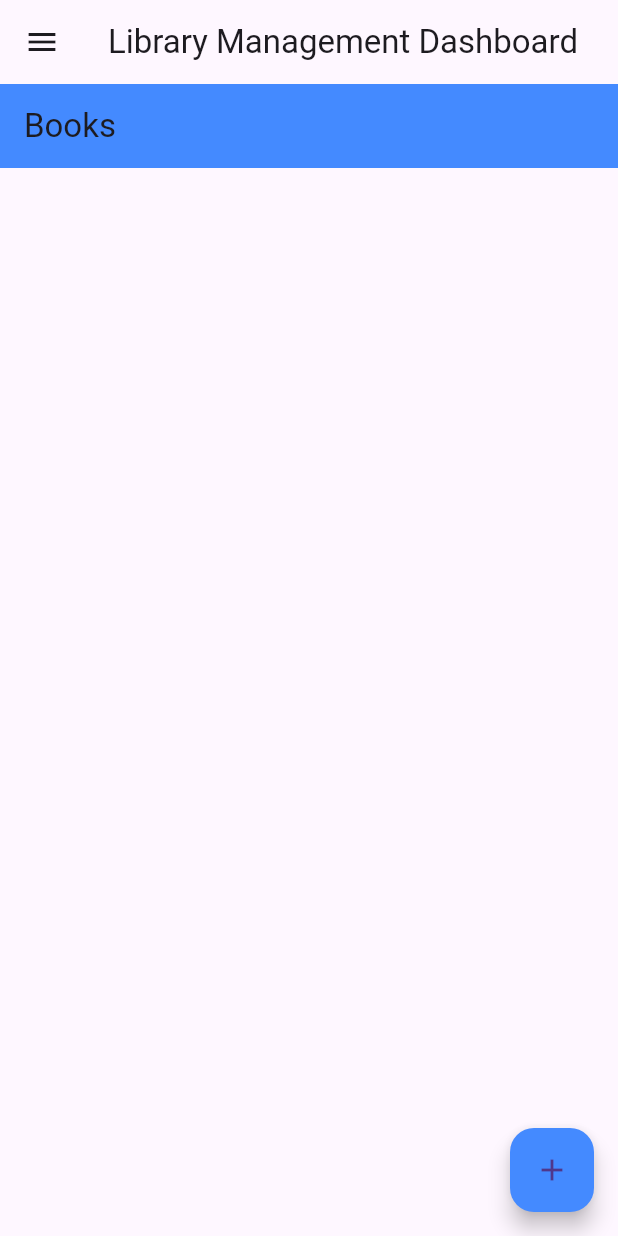
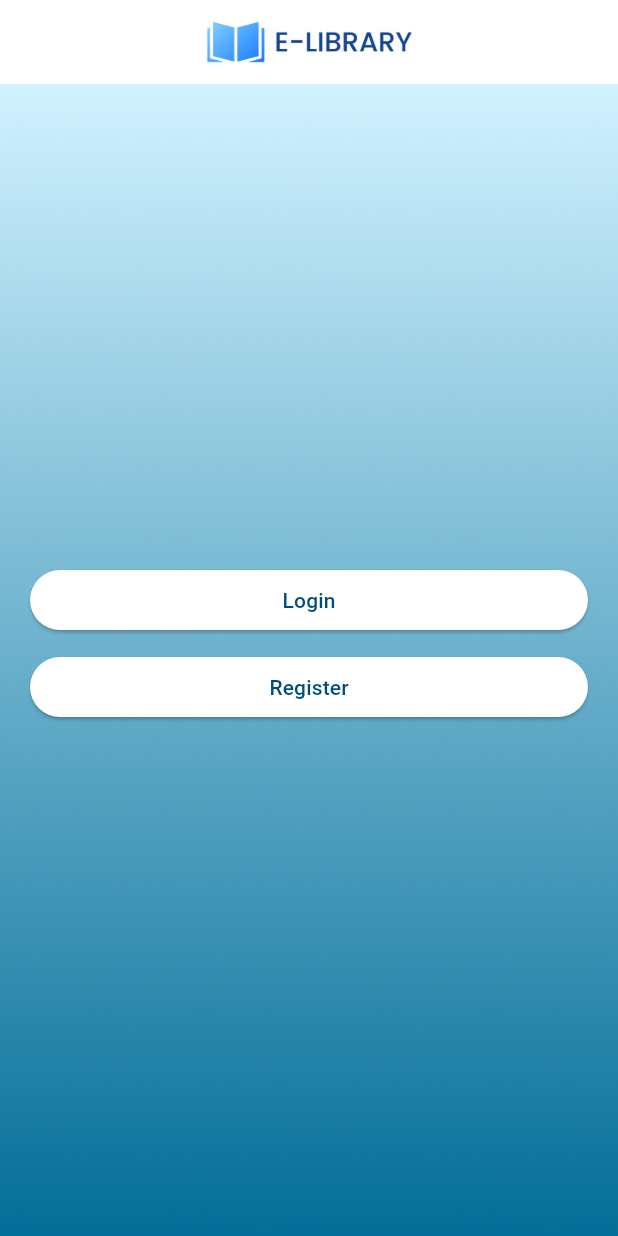
Before and after one commit to WinnieFelicia/projectuas, a Flutter app: the screen it shows after launch, on a phone screen of 412 x 824 dp. Run offline on Flutter 3.47's test engine with Material 3 defaults, Android fonts, the phone set to English and light mode, and no system bars.

Commit message:
projectuas
project

```diff
--- a/lib/main.dart
+++ b/lib/homepage.dart
@@ -1,8 +1,8 @@
 import 'package:flutter/material.dart';
-import 'buku_page.dart'; // Import BukuPage
-import 'member_page.dart'; // Import MemberPage
-import 'pinjaman_page.dart'; // Import PinjamanPage
-import 'pustakawan_page.dart'; // Import PustakawanPage
+import 'buku_page.dart';
+import 'member_page.dart';
+import 'pinjaman_page.dart';
+import 'pustakawan_page.dart';
 
 void main() {
   runApp(const MyApp());
@@ -31,10 +31,9 @@ class Dashboard extends StatefulWidget {
 }
 
 class _DashboardState extends State<Dashboard> {
-  int _selectedIndex = 0; // To keep track of the selected index
-  final GlobalKey<ScaffoldState> _scaffoldKey = GlobalKey<ScaffoldState>(); // Create a GlobalKey for Scaffold
+  int _selectedIndex = 0;
+  final GlobalKey<ScaffoldState> _scaffoldKey = GlobalKey<ScaffoldState>();
 
-  // List of pages for navigation
   final List<Widget> _pages = const [
     BukuPage(),
     MemberPage(),
@@ -44,25 +43,25 @@ class _DashboardState extends State<Dashboard> {
 
   void _onItemTapped(int index) {
     setState(() {
-      _selectedIndex = index; // Update the selected index
+      _selectedIndex = index;
     });
-    Navigator.pop(context); // Close the drawer after selecting an item
+    Navigator.pop(context);
   }
 
   @override
   Widget build(BuildContext context) {
     return Scaffold(
-      key: _scaffoldKey, // Assign the GlobalKey to the Scaffold
+      key: _scaffoldKey,
       appBar: AppBar(
         title: const Text('Library Management Dashboard'),
         leading: IconButton(
           icon: const Icon(Icons.menu),
           onPressed: () {
-            _scaffoldKey.currentState?.openDrawer(); // Open the drawer using the GlobalKey
+            _scaffoldKey.currentState?.openDrawer();
           },
         ),
       ),
-      body: _pages[_selectedIndex], // Display the selected page
+      body: _pages[_selectedIndex],
       drawer: Drawer(
         child: ListView(
           padding: EdgeInsets.zero,
--- /dev/null
+++ b/lib/mainpage.dart
@@ -0,0 +1,88 @@
+import 'package:flutter/material.dart';
+import 'loginpage.dart';
+import 'registerpage.dart';
+
+void main() {
+  runApp(const MyApp());
+}
+
+class MyApp extends StatelessWidget {
+  const MyApp({super.key});
+
+  @override
+  Widget build(BuildContext context) {
+    return const MaterialApp(
+      home: HomePage(),
+    );
+  }
+}
+
+class HomePage extends StatefulWidget {
+  const HomePage({super.key});
+
+  @override
+  State<HomePage> createState() => _HomePageState();
+}
+
+class _HomePageState extends State<HomePage> {
+  @override
+  Widget build(BuildContext context) {
+    return Scaffold(
+      appBar: AppBar(
+        title: Image.asset(
+          "logo.jpg",
+          height: 40,
+        ),
+        backgroundColor: const Color.fromARGB(255, 255, 255, 255),
+        centerTitle: true,
+      ),
+      body: Container(
+        decoration: const BoxDecoration(
+          image: DecorationImage(
+            image: AssetImage("background.jpg"),  // Path to background image
+            fit: BoxFit.cover,
+          ),
+        ),
+        child: ListView(
+          padding: const EdgeInsets.all(20),
+          children: [
+            const SizedBox(height: 300),
+            ElevatedButton(
+              onPressed: () {
+                Navigator.push(context, MaterialPageRoute(builder: (context) {
+                  return const LoginPage();
+                }));
+              },
+              style: ElevatedButton.styleFrom(
+                padding: const EdgeInsets.symmetric(vertical: 10, horizontal: 20),
+                backgroundColor: const Color.fromARGB(255, 255, 255, 255),
+                foregroundColor: const Color.fromARGB(255, 0, 77, 125),
+                shape: RoundedRectangleBorder(
+                  borderRadius: BorderRadius.circular(20),
+                ),
+              ),
+              child: const Text("Login"),
+            ),
+            const SizedBox(height: 10),
+            ElevatedButton(
+              onPressed: () {
+                Navigator.push(context, MaterialPageRoute(builder: (context) {
+                  return const RegisterPage();
+                }));
+              },
+              style: ElevatedButton.styleFrom(
+                padding: const EdgeInsets.symmetric(vertical: 10, horizontal: 20),
+                backgroundColor: const Color.fromARGB(255, 255, 255, 255),
+                foregroundColor: const Color.fromARGB(255, 0, 77, 125),
+                shape: RoundedRectangleBorder(
+                  borderRadius: BorderRadius.circular(20),
+                ),
+              ),
+              child: const Text("Register"),
+            ),
+          ],
+        ),
+      ),
+    );
+  }
+}
--- a/pubspec.yaml
+++ b/pubspec.yaml
@@ -31,6 +31,7 @@ dependencies:
   cupertino_icons: ^1.0.8
   flutter:
     sdk: flutter
+  shared_preferences: ^2.0.15
   html: ^0.15.5
 
 dev_dependencies:
@@ -54,8 +55,9 @@ flutter:
   # the material Icons class.
   uses-material-design: true
   # To add assets to your application, add an assets section, like this:
-  # assets:
-  #   - images/a_dot_burr.jpeg
+  assets:
+  - background.jpg
+  - logo.jpg
   #   - images/a_dot_ham.jpeg
   # An image asset can refer to one or more resolution-specific "variants", see
   # https://flutter.dev/to/resolution-aware-images
```
Also changed, not shown: lib/buku_page.dart (+5 -5 lines), lib/loginpage.dart (added, +102 -0 lines), lib/member_page.dart (+6 -5 lines), lib/pinjaman_page.dart (+11 -13 lines), lib/pustakawan_page.dart (+10 -8 lines), lib/registerpage.dart (added, +127 -0 lines), background.jpg (added), logo.jpg (added), pubspec.lock, 2 other files.
